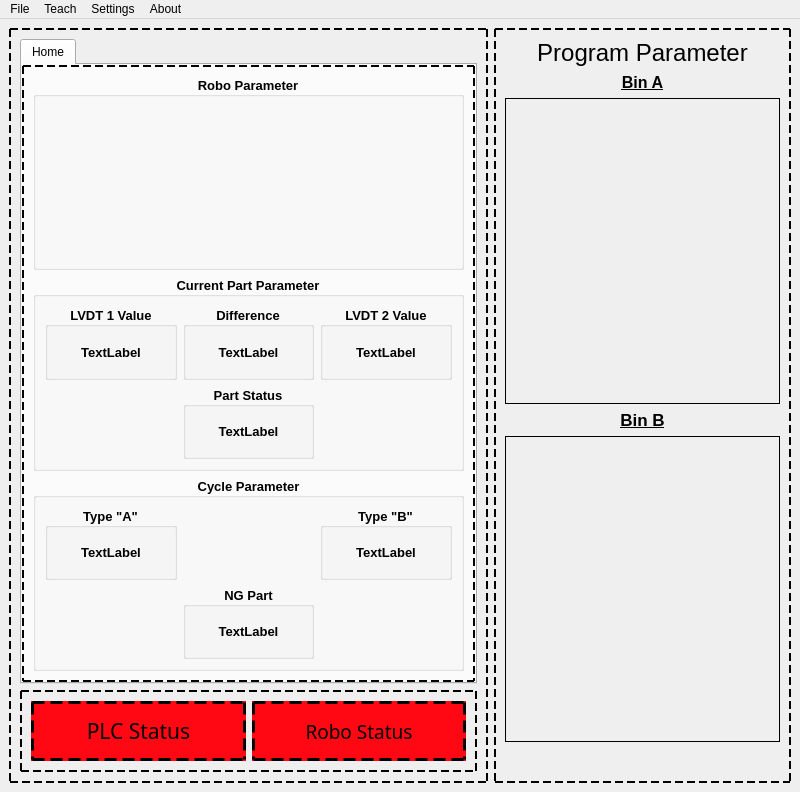
listpplo/AtopRobo, file UI_Files/Mainwindow.ui: the form before one commit.
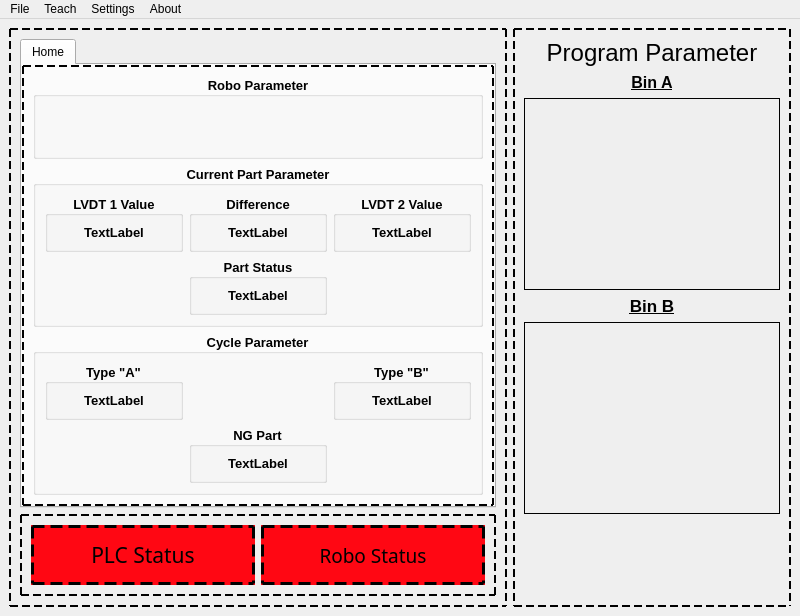
The form after the commit. Icons and pictures are not drawn.

Diff of the .ui file:
```diff
--- a/UI_Files/Mainwindow.ui
+++ b/UI_Files/Mainwindow.ui
@@ -7,7 +7,7 @@
     <x>0</x>
     <y>0</y>
     <width>800</width>
-    <height>792</height>
+    <height>616</height>
    </rect>
   </property>
   <property name="windowTitle">
@@ -485,8 +485,8 @@
          </property>
          <property name="minimumSize">
           <size>
-           <width>275</width>
-           <height>306</height>
+           <width>0</width>
+           <height>0</height>
           </size>
          </property>
          <property name="font">
@@ -555,8 +555,8 @@
          </property>
          <property name="minimumSize">
           <size>
-           <width>275</width>
-           <height>306</height>
+           <width>0</width>
+           <height>0</height>
           </size>
          </property>
          <property name="font">
```
